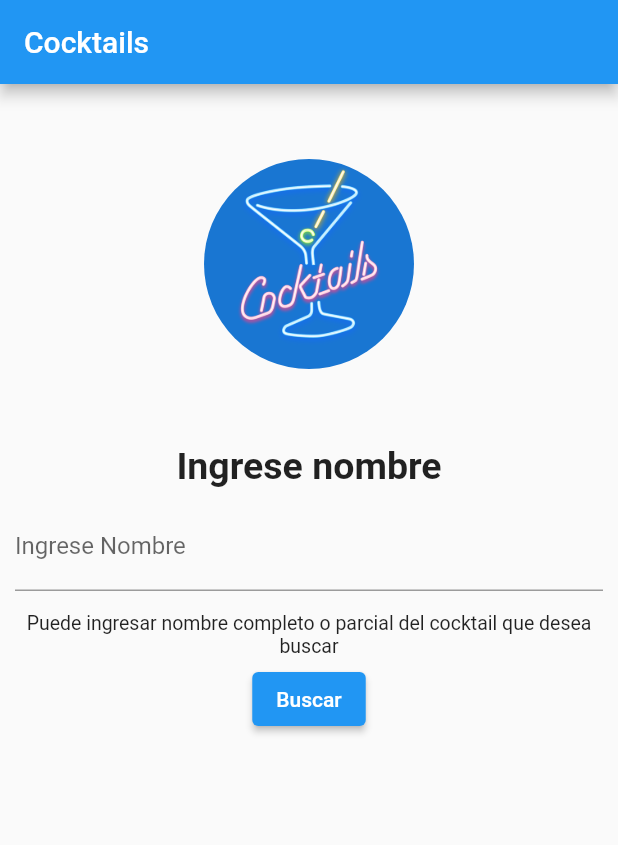
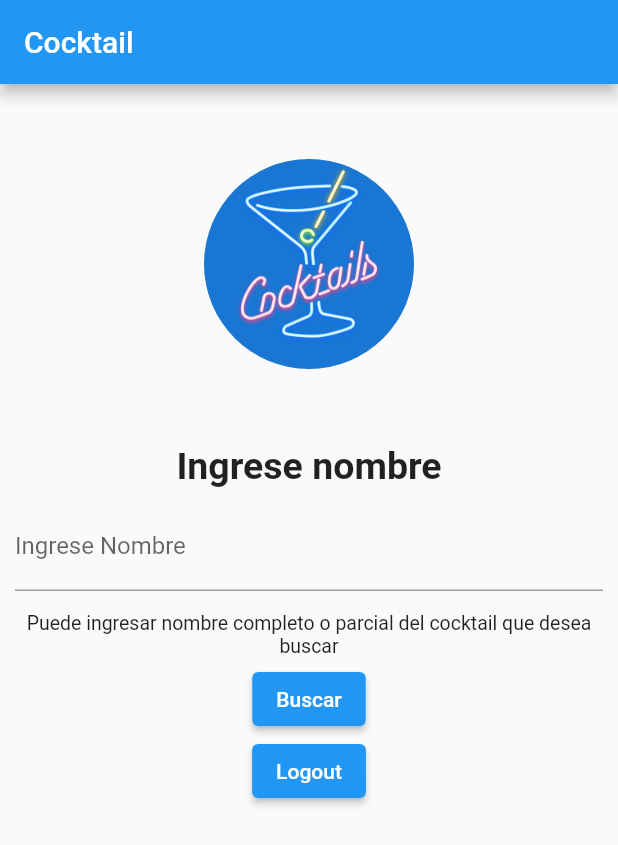
Before and after one commit to jhoe666/cocktail, a Flutter app: the screen it shows once a user with an empty profile is signed in, on a phone screen of 412 x 824 dp. Shown: the top 845 px of the screen. Run offline on Flutter 3.47's test engine with Material 2 defaults, Android fonts, the phone set to English and light mode, and no system bars; our stand-ins replace firebase_auth, firebase_core, fluttertoast; accounts and stored records are empty; network calls fail.

Commit message:
cambio de navegación

```diff
--- a/lib/main.dart
+++ b/lib/main.dart
@@ -1,3 +1,4 @@
+import 'package:login/screens/busqueda_screen.dart';
 import 'package:login/screens/login_screen.dart';
 import 'package:login/screens/register_screen.dart';
 import 'package:login/services/auth_services.dart';
@@ -32,6 +33,7 @@ class MyApp extends StatelessWidget {
             '/': (context) => Wrapper(),
             '/login': (context) => LoginScreen(),
             '/register': (context) => RegisterScreen(),
+            '/busqueda': (context) => Busqueda(),
           },
         ));
   }
--- a/lib/screens/home_screen.dart
+++ b/lib/screens/home_screen.dart
@@ -12,8 +12,9 @@ class HomeScreen extends StatelessWidget {
     final authservice = Provider.of<AuthService>(context);
     return Scaffold(
         appBar: AppBar(
-          title: Text('Cocktails'),
+          title: Text('Cocktail'),
         ),
+        resizeToAvoidBottomInset: false, // set it to false
         body: Column(
           mainAxisAlignment: MainAxisAlignment.start,
           children: [
@@ -52,18 +53,16 @@ class HomeScreen extends StatelessWidget {
             Center(
               child: ElevatedButton(
                   child: Text('Buscar'),
-                  onPressed: () => {
-                        Navigator.push(context,
-                            MaterialPageRoute(builder: (context) => Busqueda()))
-                      }),
+                  onPressed: () => {Navigator.pushNamed(context, '/busqueda')}),
             ),
-            //   Center(
-            //     child: ElevatedButton(
-            //         child: Text('Logout'),
-            //         onPressed: () async {
-            //           await authservice.singOut();
-            //         }),
-            //   )
+
+            Center(
+              child: ElevatedButton(
+                  child: Text('Logout'),
+                  onPressed: () async {
+                    await authservice.singOut();
+                  }),
+            )
           ],
         ));
   }
--- a/lib/screens/screens.dart
+++ b/lib/screens/screens.dart
@@ -1,3 +1,4 @@
 export 'home_screen.dart';
 export 'login_screen.dart';
 export 'register_screen.dart';
+export 'busqueda_screen.dart';
```
